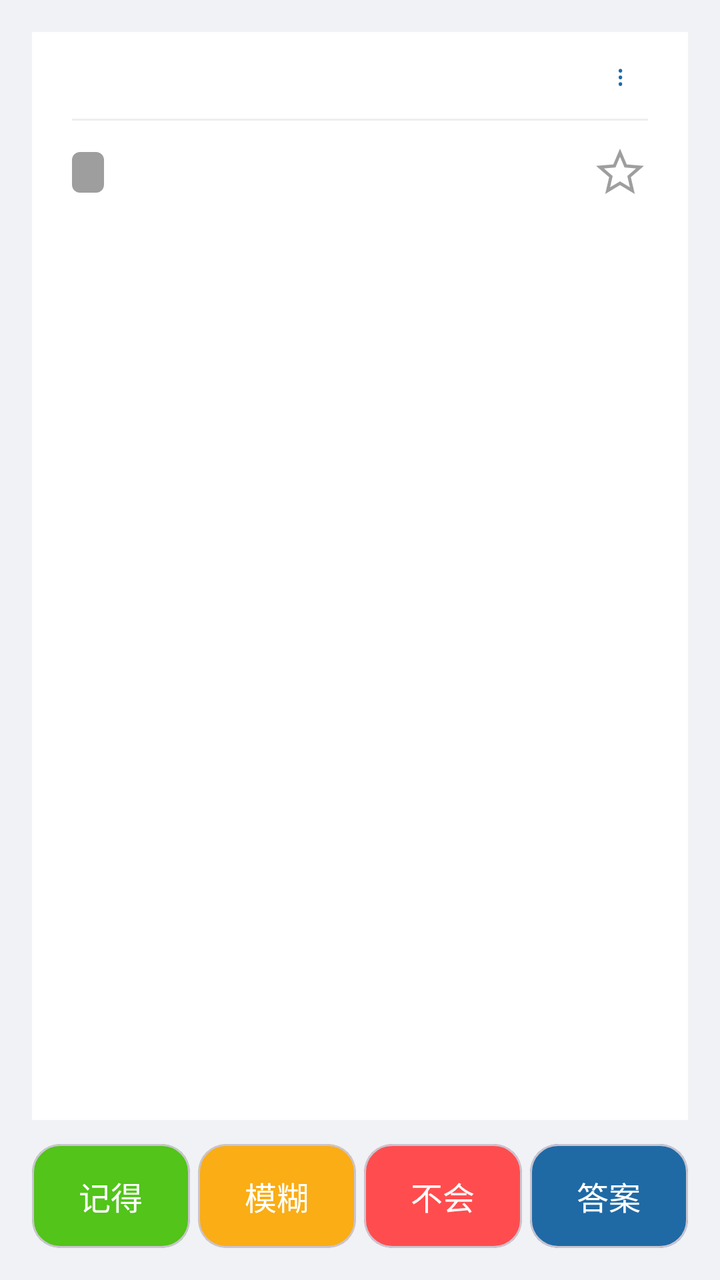
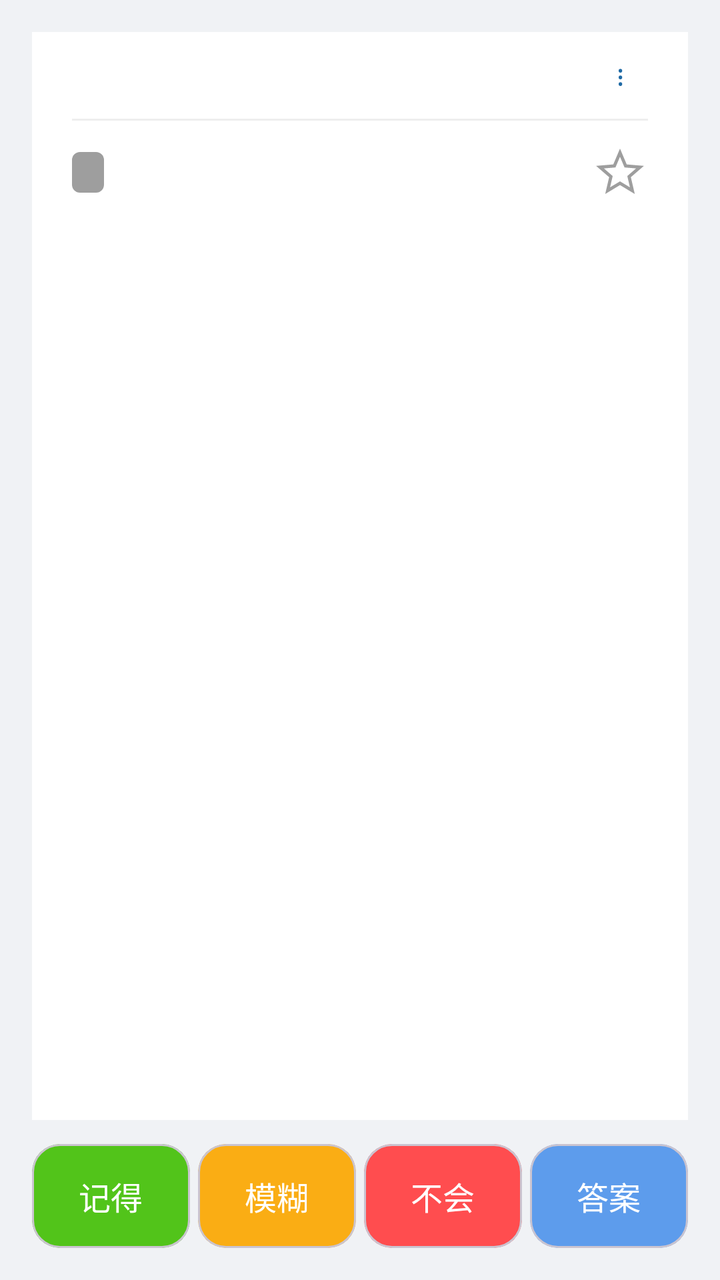

Two renders of the same Android screen: before a commit and after it. Below are the layout's source before the change and the commit's diff.
<!-- AndroidManifest.xml: application theme Theme.Demo -->
<!-- res/layout/activity_review.xml -->
<?xml version="1.0" encoding="utf-8"?>
<LinearLayout
    xmlns:android="http://schemas.android.com/apk/res/android"
    xmlns:app="http://schemas.android.com/apk/res-auto"
    android:layout_width="match_parent"
    android:layout_height="match_parent"
    android:orientation="vertical"
    android:background="@color/page_bg"
    android:padding="16dp">

    <LinearLayout
        android:id="@+id/session_banner"
        android:layout_width="match_parent"
        android:layout_height="wrap_content"
        android:orientation="horizontal"
        android:gravity="center_vertical"
        android:background="@color/state_warn_bg"
        android:paddingLeft="12dp"
        android:paddingRight="8dp"
        android:paddingTop="8dp"
        android:paddingBottom="8dp"
        android:layout_marginBottom="8dp"
        android:visibility="gone">

        <TextView
            android:id="@+id/tv_banner"
            android:layout_width="0dp"
            android:layout_height="wrap_content"
            android:layout_weight="1"
            android:textSize="13sp"
            android:textColor="@color/state_warn_text" />

        <TextView
            android:id="@+id/btn_banner_new"
            android:layout_width="wrap_content"
            android:layout_height="32dp"
            android:gravity="center"
            android:paddingLeft="8dp"
            android:paddingRight="8dp"
            android:text="开始新一轮"
            android:textSize="13sp"
            android:textStyle="bold"
            android:textColor="#1f6aa5"
            android:visibility="gone" />

        <TextView
            android:id="@+id/btn_banner_close"
            android:layout_width="32dp"
            android:layout_height="32dp"
            android:gravity="center"
            android:text="×"
            android:textSize="18sp"
            android:textColor="@color/state_warn_text" />

    </LinearLayout>

    <androidx.core.widget.NestedScrollView
        android:id="@+id/question_area"
        android:layout_width="match_parent"
        android:layout_height="0dp"
        android:layout_weight="1"
        android:background="@android:color/white"
        android:paddingLeft="20dp"
        android:paddingRight="20dp"
        android:paddingTop="12dp"
        android:paddingBottom="20dp"
        android:layout_marginBottom="12dp">

        
        <LinearLayout
            android:id="@+id/question_root"
            android:layout_width="match_parent"
            android:layout_height="match_parent"
            android:orientation="vertical">

            
            <LinearLayout
                android:layout_width="match_parent"
                android:layout_height="wrap_content"
                android:orientation="horizontal"
                android:gravity="center_vertical"
                android:paddingTop="0dp"
                android:paddingBottom="12dp">

                <LinearLayout
                    android:id="@+id/timer_row"
                    android:layout_width="0dp"
                    android:layout_weight="1"
                    android:layout_height="wrap_content"
                    android:orientation="horizontal"
                    android:gravity="center_vertical"
                    android:clickable="true">

                    <ImageView
                        android:id="@+id/iv_timer_state"
                        android:layout_width="14dp"
                        android:layout_height="14dp"
                        android:layout_marginEnd="4dp"
                        android:contentDescription="@null" />

                    <TextView
                        android:id="@+id/tv_timer"
                        android:layout_width="wrap_content"
                        android:layout_height="wrap_content"
                        android:textSize="12sp"
                        android:textColor="#888888" />
                </LinearLayout>

                <TextView
                    android:id="@+id/btn_menu"
                    android:layout_width="wrap_content"
                    android:layout_height="wrap_content"
                    android:layout_gravity="end"
                    android:paddingLeft="12dp"
                    android:paddingRight="12dp"
                    android:text="⋮"
                    android:textSize="14sp"
                    android:textColor="#1f6aa5" />
            </LinearLayout>

            
            <View
                android:layout_width="match_parent"
                android:layout_height="1dp"
                android:background="#eeeeee"
                android:layout_marginBottom="12dp" />

            
            <LinearLayout
                android:id="@+id/meta_row"
                android:layout_width="match_parent"
                android:layout_height="wrap_content"
                android:orientation="horizontal"
                android:gravity="center_vertical"
                android:layout_marginBottom="12dp">

                <TextView
                    android:id="@+id/tv_level_badge"
                    android:layout_width="wrap_content"
                    android:layout_height="wrap_content"
                    android:background="@drawable/bg_level_badge"
                    android:paddingLeft="8dp"
                    android:paddingRight="8dp"
                    android:paddingTop="2dp"
                    android:paddingBottom="2dp"
                    android:textSize="12sp"
                    android:textStyle="bold"
                    android:textColor="#ffffff" />

                <TextView
                    android:id="@+id/tv_progress"
                    android:layout_width="wrap_content"
                    android:layout_height="wrap_content"
                    android:layout_marginStart="10dp"
                    android:textSize="12sp"
                    android:textColor="#999999" />

                <View
                    android:layout_width="0dp"
                    android:layout_height="1dp"
                    android:layout_weight="1" />

                <ImageView
                    android:id="@+id/btn_favorite"
                    android:layout_width="28dp"
                    android:layout_height="28dp"
                    android:padding="2dp"
                    android:foreground="?attr/selectableItemBackground"
                    android:clickable="true"
                    android:focusable="true"
                    android:src="@drawable/ic_star_outline"
                    android:contentDescription="收藏" />
            </LinearLayout>

            <LinearLayout
                android:id="@+id/encounter_block"
                android:layout_width="match_parent"
                android:layout_height="wrap_content"
                android:orientation="vertical"
                android:layout_marginBottom="15dp"
                android:visibility="gone">

                <TextView
                    android:id="@+id/tv_enc_id"
                    android:layout_width="wrap_content"
                    android:layout_height="wrap_content"
                    android:textSize="12sp"
                    android:textColor="#999999"
                    android:singleLine="true"
                    android:clickable="true"
                    android:focusable="true"
                    android:foreground="?attr/selectableItemBackground"
                    android:contentDescription="复制本题ID" />

                <TextView
                    android:id="@+id/tv_enc_count"
                    android:layout_width="wrap_content"
                    android:layout_height="wrap_content"
                    android:layout_marginTop="4dp"
                    android:textSize="12sp"
                    android:textColor="#999999"
                    android:singleLine="true" />

                <TextView
                    android:id="@+id/tv_enc_result"
                    android:layout_width="wrap_content"
                    android:layout_height="wrap_content"
                    android:layout_marginTop="4dp"
                    android:textSize="12sp"
                    android:textColor="#999999"
                    android:singleLine="true" />

                <TextView
                    android:id="@+id/tv_enc_time"
                    android:layout_width="wrap_content"
                    android:layout_height="wrap_content"
                    android:layout_marginTop="4dp"
                    android:textSize="12sp"
                    android:textColor="#999999"
                    android:singleLine="true" />
            </LinearLayout>

            <TextView
                android:id="@+id/tv_question"
                android:layout_width="match_parent"
                android:layout_height="wrap_content"
                android:textSize="20sp"
                android:textColor="#222222"
                android:lineSpacingExtra="8dp" />

            <HorizontalScrollView
                android:layout_width="match_parent"
                android:layout_height="wrap_content"
                android:layout_marginTop="16dp">

                <LinearLayout
                    android:id="@+id/review_image_layout"
                    android:layout_width="wrap_content"
                    android:layout_height="wrap_content"
                    android:orientation="horizontal"
                    android:padding="8dp"/>
            </HorizontalScrollView>

            <LinearLayout
                android:id="@+id/answer_layout"
                android:layout_width="match_parent"
                android:layout_height="wrap_content"
                android:orientation="vertical"
                android:visibility="gone"
                android:layout_marginTop="24dp"
                android:paddingTop="16dp"
                android:background="#f8f8f8">

                <TextView
                    android:layout_width="wrap_content"
                    android:layout_height="wrap_content"
                    android:text="【答案】"
                    android:textSize="18sp"
                    android:textStyle="bold"
                    android:textColor="#1f6aa5"/>

                <TextView
                    android:id="@+id/tv_answer"
                    android:layout_width="match_parent"
                    android:layout_height="wrap_content"
                    android:textSize="18sp"
                    android:textColor="#333333"
                    android:layout_marginTop="8dp"/>

                <HorizontalScrollView
                    android:layout_width="match_parent"
                    android:layout_height="wrap_content"
                    android:layout_marginTop="16dp">

                    <LinearLayout
                        android:id="@+id/answer_image_layout"
                        android:layout_width="wrap_content"
                        android:layout_height="wrap_content"
                        android:orientation="horizontal"
                        android:padding="8dp"/>
                </HorizontalScrollView>

            </LinearLayout>

        </LinearLayout>

    </androidx.core.widget.NestedScrollView>

    <LinearLayout
        android:layout_width="match_parent"
        android:layout_height="wrap_content"
        android:orientation="horizontal">

        <com.google.android.material.card.MaterialCardView
            android:id="@+id/btn_know"
            android:layout_width="0dp"
            android:layout_height="52dp"
            android:layout_weight="1"
            android:layout_marginEnd="4dp"
            app:cardCornerRadius="@dimen/corner_card"
            app:cardBackgroundColor="@color/state_success">

            <TextView
                android:layout_width="match_parent"
                android:layout_height="match_parent"
                android:text="记得"
                android:textColor="@android:color/white"
                android:textSize="16sp"
                android:gravity="center"/>
        </com.google.android.material.card.MaterialCardView>

        <com.google.android.material.card.MaterialCardView
            android:id="@+id/btn_unknown"
            android:layout_width="0dp"
            android:layout_height="52dp"
            android:layout_weight="1"
            android:layout_marginEnd="4dp"
            app:cardCornerRadius="@dimen/corner_card"
            app:cardBackgroundColor="@color/state_warn">

            <TextView
                android:layout_width="match_parent"
                android:layout_height="match_parent"
                android:text="模糊"
                android:textColor="@android:color/white"
                android:textSize="16sp"
                android:gravity="center"/>
        </com.google.android.material.card.MaterialCardView>

        <com.google.android.material.card.MaterialCardView
            android:id="@+id/btn_forget"
            android:layout_width="0dp"
            android:layout_height="52dp"
            android:layout_weight="1"
            android:layout_marginEnd="4dp"
            app:cardCornerRadius="@dimen/corner_card"
            app:cardBackgroundColor="@color/state_danger">

            <TextView
                android:layout_width="match_parent"
                android:layout_height="match_parent"
                android:text="不会"
                android:textColor="@android:color/white"
                android:textSize="16sp"
                android:gravity="center"/>
        </com.google.android.material.card.MaterialCardView>

        <com.google.android.material.card.MaterialCardView
            android:id="@+id/btn_answer"
            android:layout_width="0dp"
            android:layout_height="52dp"
            android:layout_weight="1"
            app:cardCornerRadius="@dimen/corner_card"
            app:cardBackgroundColor="@color/detail_primary">

            <TextView
                android:id="@+id/btn_answer_text"
                android:layout_width="match_parent"
                android:layout_height="match_parent"
                android:text="答案"
                android:textColor="@android:color/white"
                android:textSize="16sp"
                android:gravity="center"/>
        </com.google.android.material.card.MaterialCardView>

    </LinearLayout>

</LinearLayout>
<!-- resources referenced by this layout -->
<resources>
  <color name="detail_primary">#1F6AA5</color>
  <color name="page_bg">#F0F2F5</color>
  <color name="state_danger">#FF4D4F</color>
  <color name="state_success">#52C41A</color>
  <color name="state_warn">#FAAD14</color>
  <color name="state_warn_bg">#FFF7E6</color>
  <color name="state_warn_text">#AD6800</color>
  <dimen name="corner_card">14dp</dimen>
  <!-- drawable bg_level_badge (drawable) -->
  <?xml version="1.0" encoding="utf-8"?>
  <shape xmlns:android="http://schemas.android.com/apk/res/android"
      android:shape="rectangle">
      <corners android:radius="4dp"/>
      <solid android:color="#9e9e9e"/>
  </shape>
  <!-- drawable ic_star_outline (drawable) -->
  <?xml version="1.0" encoding="utf-8"?>
  <vector xmlns:android="http://schemas.android.com/apk/res/android"
      android:width="24dp"
      android:height="24dp"
      android:viewportWidth="24"
      android:viewportHeight="24"
      android:tint="@color/detail_secondary_stroke">
      <path
          android:fillColor="#00000000"
          android:strokeColor="#9E9E9E"
          android:strokeWidth="1.6"
          android:pathData="M12,17.27L18.18,21l-1.64,-7.03L22,9.24l-7.19,-0.61L12,2L9.19,8.63L2,9.24l5.46,4.73L5.82,21z" />
  </vector>
  <style name="Theme.Demo" parent="Base.Theme.Demo" />
  <color name="detail_secondary_stroke">#9E9E9E</color>
  <style name="Base.Theme.Demo" parent="Theme.Material3.DayNight.NoActionBar">
          
          <item name="android:statusBarColor">@color/home_bg</item>
          <item name="android:windowLightStatusBar">true</item>
          <item name="android:navigationBarColor">@color/home_bg</item>
          <item name="android:windowLightNavigationBar" tools:targetApi="o_mr1">true</item>
          <item name="android:enforceNavigationBarContrast" tools:targetApi="q">false</item>
      </style>
  <color name="home_bg">@color/page_bg</color>
</resources>

<!-- the commit's change to res/layout/activity_review.xml (unified diff, before → after) -->
@@ -351,7 +351,7 @@
             android:layout_height="52dp"
             android:layout_weight="1"
             app:cardCornerRadius="@dimen/corner_card"
-            app:cardBackgroundColor="@color/detail_primary">
+            app:cardBackgroundColor="@color/action_primary">
 
             <TextView
                 android:id="@+id/btn_answer_text"
<!-- resource entries referenced after the edit -->
@@ -1,6 +1,6 @@
 <!-- resources referenced by this layout -->
 <resources>
-  <color name="detail_primary">#1F6AA5</color>
+  <color name="action_primary">#5D9CEC</color>
   <color name="page_bg">#F0F2F5</color>
   <color name="state_danger">#FF4D4F</color>
   <color name="state_success">#52C41A</color>
